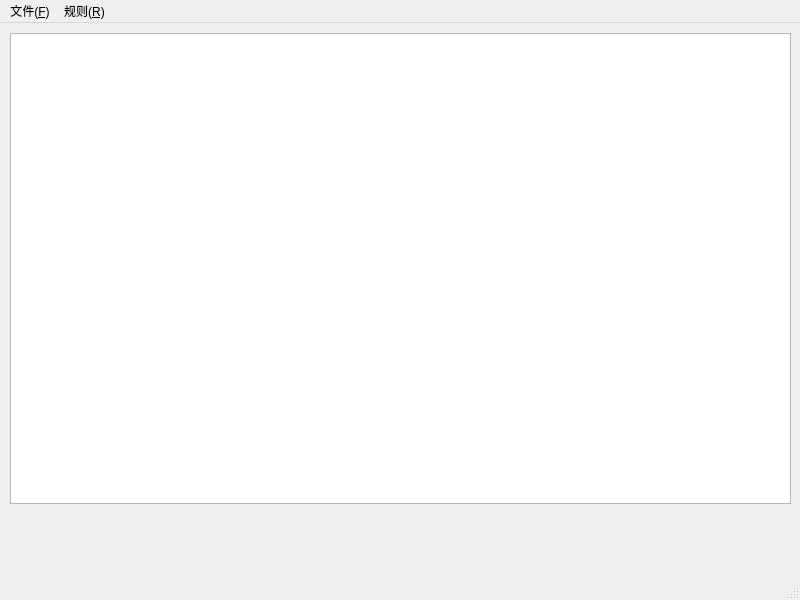
Before: the Qt Designer form mainwindow.ui in Tianming-Wu/AutoSudoGUI, drawn with Qt 5.
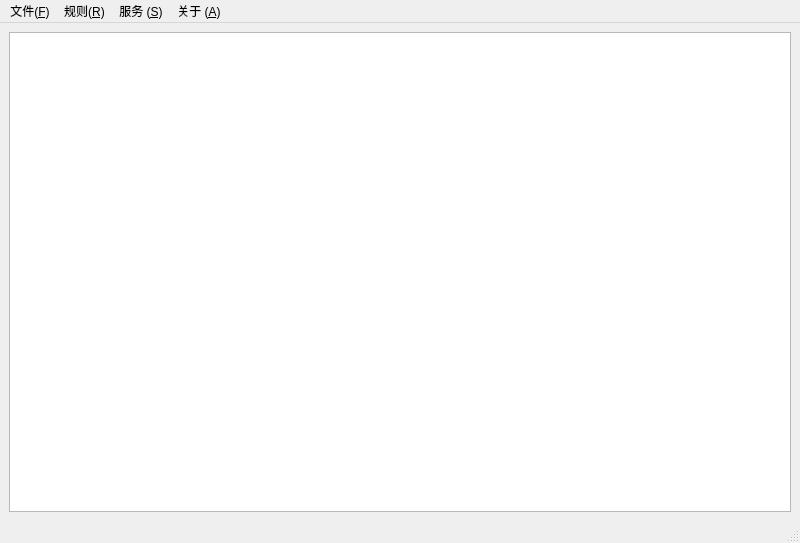
After: the same form once the commit is applied.

```diff
--- a/mainwindow.ui
+++ b/mainwindow.ui
@@ -7,23 +7,18 @@
     <x>0</x>
     <y>0</y>
     <width>800</width>
-    <height>600</height>
+    <height>543</height>
    </rect>
   </property>
   <property name="windowTitle">
    <string>MainWindow</string>
   </property>
   <widget class="QWidget" name="centralwidget">
-   <widget class="QTableWidget" name="tbRules">
-    <property name="geometry">
-     <rect>
-      <x>10</x>
-      <y>10</y>
-      <width>781</width>
-      <height>471</height>
-     </rect>
-    </property>
-   </widget>
+   <layout class="QVBoxLayout" name="verticalLayout">
+    <item>
+     <widget class="QTableWidget" name="tbRules"/>
+    </item>
+   </layout>
   </widget>
   <widget class="QMenuBar" name="menubar">
    <property name="geometry">
@@ -47,9 +42,27 @@
     </property>
     <addaction name="acRefreshRule"/>
     <addaction name="acNewRule"/>
+    <addaction name="acDeleteRule"/>
+   </widget>
+   <widget class="QMenu" name="menuSrv">
+    <property name="title">
+     <string>服务 (&amp;S)</string>
+    </property>
+    <addaction name="acSvcRestart"/>
+    <addaction name="separator"/>
+    <addaction name="acSvcTmpDisable"/>
+   </widget>
+   <widget class="QMenu" name="menuAbout">
+    <property name="title">
+     <string>关于 (&amp;A)</string>
+    </property>
+    <addaction name="acAbout"/>
+    <addaction name="acAboutQt"/>
    </widget>
    <addaction name="menuFile"/>
    <addaction name="menuRule"/>
+   <addaction name="menuSrv"/>
+   <addaction name="menuAbout"/>
   </widget>
   <widget class="QStatusBar" name="statusBar"/>
   <action name="acExit">
```
Left out of the diff: 28 changed lines with no effect on the pictures.
